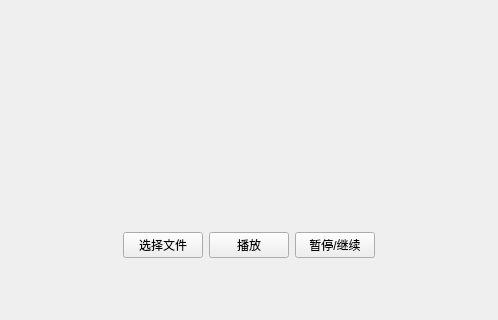
Above: mainwindow.ui from tanxuan231/myVideoPlayer before the change; both pictures show x 152 to 650 and y 280 to 600 of the 800 by 600 pixel window. Below: the same form after it.
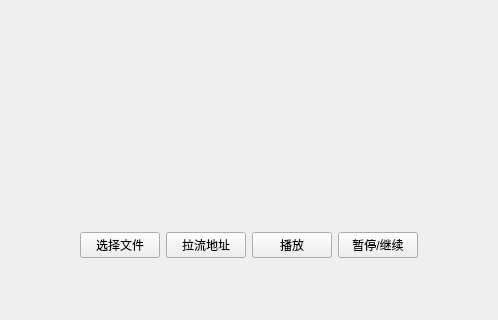
That is the form after the change.

Patch:
```diff
--- a/mainwindow.ui
+++ b/mainwindow.ui
@@ -44,6 +44,13 @@
        </property>
       </widget>
      </item>
+     <item>
+      <widget class="QPushButton" name="rtspPushBtn">
+       <property name="text">
+        <string>拉流地址</string>
+       </property>
+      </widget>
+     </item>
      <item>
       <widget class="QPushButton" name="playPushBtn">
        <property name="text">
```
